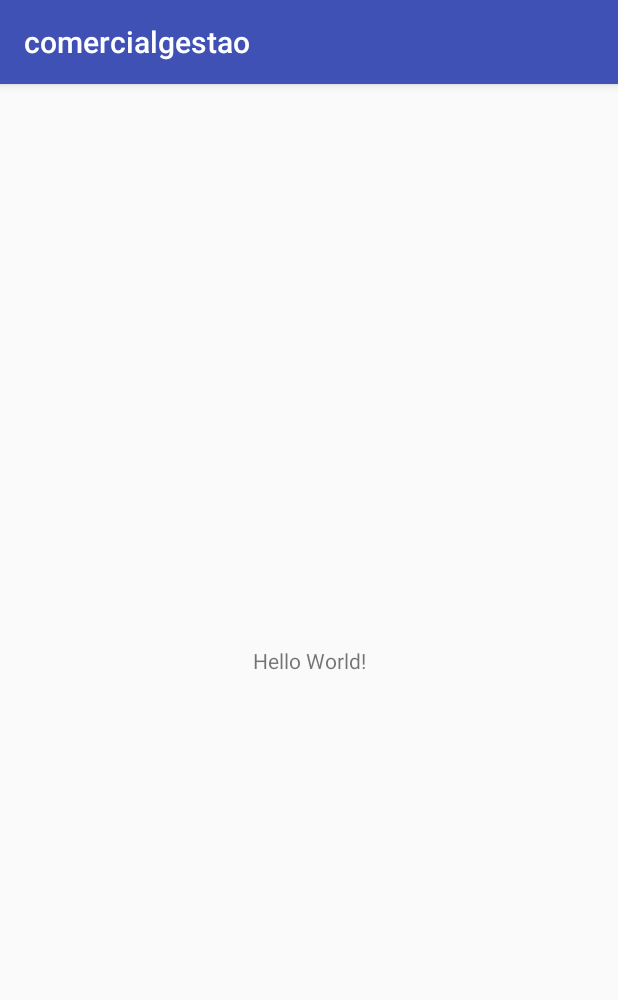
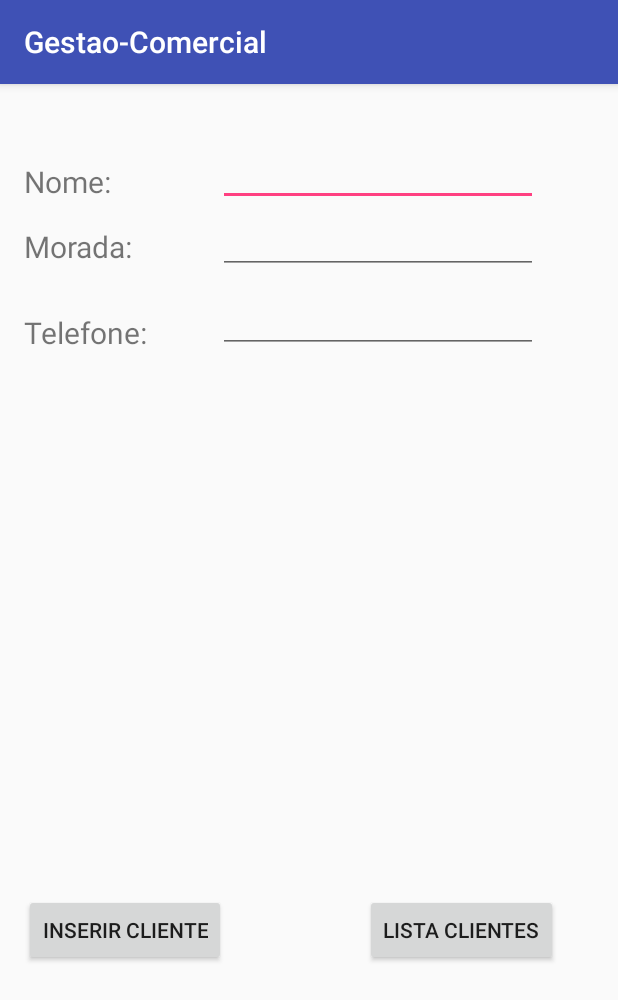
Before and after one commit to heldersilva07/gestao-comercial, an Android app: the screen it shows after launch (MainActivity), on a phone screen of 412 x 824 dp. Shown: the top 1000 px of the screen. Run offline under Robolectric (Android 15) with nearby library versions, the phone set to English and light mode, and no system bars.

Commit message:
Versao1.1

```diff
--- a/app/src/main/AndroidManifest.xml
+++ b/app/src/main/AndroidManifest.xml
@@ -16,6 +16,8 @@
                 <category android:name="android.intent.category.LAUNCHER" />
             </intent-filter>
         </activity>
+        <activity android:name=".ListarActivity" />
+        <activity android:name=".DetalhesActivity"></activity>
     </application>
 
 </manifest>
--- a/app/src/main/java/com/example/heldersilva/comercialgestao/MainActivity.java
+++ b/app/src/main/java/com/example/heldersilva/comercialgestao/MainActivity.java
@@ -1,13 +1,71 @@
 package com.example.heldersilva.comercialgestao;
 
+import android.content.Intent;
 import android.support.v7.app.AppCompatActivity;
 import android.os.Bundle;
+import android.view.View;
+import android.widget.Button;
+import android.widget.EditText;
+import android.widget.Toast;
+
+import java.util.ArrayList;
+import java.util.List;
 
 public class MainActivity extends AppCompatActivity {
+    protected EditText oNome,aMorada,oNumero;
+    protected Button botaoInserir,botaoProximo;
+    protected AdaptadorBaseDados db;
+
+    List<String> osNomes;
+
+    @Override
+    protected void onStart() {
+        super.onStart();
+        db = new AdaptadorBaseDados(this).open();
+    }
+
+    private void executarOutraActivity(Class<?> subActividade, ArrayList<String> oValor) {
+        Intent x = new Intent(this, subActividade);
+        x.putExtra("osNomes", oValor); startActivity(x);
+    }
+
+    protected void onPause() {
+        super.onPause();
+        Toast.makeText(this, "MainActivity onPause()", Toast.LENGTH_SHORT).show();
+    }
+    @Override protected void onStop() {
+        super.onStop();
+        Toast.makeText(this, "MainActivity onStop()", Toast.LENGTH_SHORT).show();
+        db.close();
+    }
 
     @Override
     protected void onCreate(Bundle savedInstanceState) {
         super.onCreate(savedInstanceState);
         setContentView(R.layout.activity_main);
+
+        oNome =(EditText) findViewById(R.id.oNome);
+        aMorada=(EditText) findViewById(R.id.aMorada);
+        oNumero=(EditText) findViewById(R.id.oNumero);
+        botaoInserir=(Button)findViewById(R.id.botaoInserir);
+        botaoInserir.setOnClickListener(new View.OnClickListener() {
+            @Override
+            public void onClick(View view) {
+                db.insertNomeMoradaNumero(oNome.getText().toString(),aMorada.getText().toString(),oNumero.getText().toString());
+                oNome.setText("");
+                aMorada.setText("");
+                oNumero.setText("");
+            }
+        });
+
+        botaoProximo=(Button)findViewById(R.id.botaoProximo);
+        botaoProximo.setOnClickListener(new View.OnClickListener() {
+            @Override
+            public void onClick(View view) {
+                osNomes = db.obterTodosNomes();
+                executarOutraActivity(ListarActivity.class,(ArrayList)osNomes);
+            }
+        });
+
     }
 }
--- a/app/src/main/res/layout/activity_main.xml
+++ b/app/src/main/res/layout/activity_main.xml
@@ -4,15 +4,109 @@
     xmlns:tools="http://schemas.android.com/tools"
     android:layout_width="match_parent"
     android:layout_height="match_parent"
-    tools:context="com.example.heldersilva.comercialgestao.MainActivity">
+    tools:context="com.example.heldersilva.comercialgestao.MainActivity"
+    tools:layout_editor_absoluteY="81dp">
 
     <TextView
+        android:id="@+id/textView3"
         android:layout_width="wrap_content"
         android:layout_height="wrap_content"
-        android:text="Hello World!"
+        android:layout_marginBottom="49dp"
+        android:layout_marginStart="16dp"
+        android:layout_marginTop="52dp"
+        android:text="Nome:"
+        android:textSize="20sp"
+        app:layout_constraintBottom_toBottomOf="@+id/aMorada"
+        app:layout_constraintStart_toStartOf="parent"
+        app:layout_constraintTop_toTopOf="parent"
+        tools:layout_constraintBottom_creator="1"
+        tools:layout_constraintLeft_creator="1"
+        tools:layout_constraintTop_creator="1" />
+
+    <TextView
+        android:id="@+id/textView"
+        android:layout_width="wrap_content"
+        android:layout_height="wrap_content"
+        android:layout_marginStart="16dp"
+        android:layout_marginTop="16dp"
+        android:text="Morada:"
+        android:textSize="20sp"
+        app:layout_constraintStart_toStartOf="parent"
+        app:layout_constraintTop_toBottomOf="@+id/textView3"
+        tools:layout_constraintLeft_creator="1"
+        tools:layout_constraintTop_creator="1" />
+
+    <TextView
+        android:id="@+id/textView2"
+        android:layout_width="wrap_content"
+        android:layout_height="wrap_content"
+        android:layout_marginStart="16dp"
+        android:text="Telefone:"
+        android:textSize="20sp"
+        app:layout_constraintBottom_toBottomOf="@+id/oNumero"
+        app:layout_constraintStart_toStartOf="parent"
+        tools:layout_constraintBottom_creator="1"
+        tools:layout_constraintLeft_creator="1" />
+
+    <EditText
+        android:id="@+id/oNome"
+        android:layout_width="wrap_content"
+        android:layout_height="wrap_content"
+        android:layout_marginEnd="53dp"
+        android:layout_marginTop="36dp"
+        android:ems="10"
+        android:inputType="textPersonName"
+        app:layout_constraintEnd_toEndOf="parent"
+        app:layout_constraintTop_toTopOf="parent"
+        tools:layout_constraintRight_creator="1"
+        tools:layout_constraintTop_creator="1" />
+
+    <EditText
+        android:id="@+id/aMorada"
+        android:layout_width="wrap_content"
+        android:layout_height="wrap_content"
+        android:ems="10"
+        android:inputType="textPersonName"
+        app:layout_constraintStart_toStartOf="@+id/oNome"
+        app:layout_constraintTop_toBottomOf="@+id/oNome"
+        tools:layout_constraintLeft_creator="1"
+        tools:layout_constraintRight_creator="1"
+        tools:layout_constraintTop_creator="1" />
+
+    <EditText
+        android:id="@+id/oNumero"
+        android:layout_width="wrap_content"
+        android:layout_height="wrap_content"
+        android:layout_marginTop="7dp"
+        android:ems="10"
+        android:inputType="textPersonName"
+        app:layout_constraintStart_toStartOf="@+id/aMorada"
+        app:layout_constraintTop_toBottomOf="@+id/aMorada"
+        tools:layout_constraintLeft_creator="1"
+        tools:layout_constraintRight_creator="1"
+        tools:layout_constraintTop_creator="1" />
+
+    <Button
+        android:id="@+id/botaoInserir"
+        android:layout_width="wrap_content"
+        android:layout_height="wrap_content"
+        android:layout_marginStart="16dp"
+        android:text="Inserir Cliente"
+        app:layout_constraintBaseline_toBaselineOf="@+id/botaoProximo"
+        app:layout_constraintStart_toStartOf="parent"
+        tools:layout_constraintBaseline_creator="1"
+        tools:layout_constraintLeft_creator="1" />
+
+    <Button
+        android:id="@+id/botaoProximo"
+        android:layout_width="wrap_content"
+        android:layout_height="wrap_content"
+        android:layout_marginBottom="180dp"
+        android:layout_marginEnd="40dp"
+        android:text="Lista Clientes"
         app:layout_constraintBottom_toBottomOf="parent"
-        app:layout_constraintLeft_toLeftOf="parent"
-        app:layout_constraintRight_toRightOf="parent"
-        app:layout_constraintTop_toTopOf="parent" />
+        app:layout_constraintEnd_toEndOf="parent"
+        tools:layout_constraintBottom_creator="1"
+        tools:layout_constraintRight_creator="1" />
 
 </android.support.constraint.ConstraintLayout>
--- a/app/src/main/res/values/strings.xml
+++ b/app/src/main/res/values/strings.xml
@@ -1,3 +1,3 @@
 <resources>
-    <string name="app_name">comercialgestao</string>
+    <string name="app_name">Gestao-Comercial</string>
 </resources>
```
Also changed, not shown: app/src/main/java/com/example/heldersilva/comercialgestao/DetalhesActivity.java (added, +25 -0 lines), app/src/main/java/com/example/heldersilva/comercialgestao/ListarActivity.java (added, +62 -0 lines), app/src/main/res/layout/activity_detalhes.xml (added, +77 -0 lines), app/src/main/res/layout/activity_listar.xml (added, +18 -0 lines).
